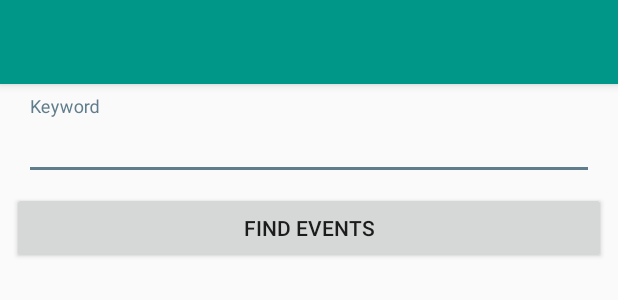
After one commit to michaelneu/helsinki-event-browser, an Android app: the layout activity_search.xml on its own in the app's theme, with its tools: preview values and no code run, on a phone screen of 412 x 824 dp. The commit adds this screen. Shown: the top 300 px of the screen. Run offline under Robolectric (Android 15) with nearby library versions, the phone set to English and light mode, and no system bars; network calls fail.

Commit message:
start implement event search

```diff
--- /dev/null
+++ b/app/src/main/res/layout/activity_search.xml
@@ -0,0 +1,64 @@
+<?xml version="1.0" encoding="utf-8"?>
+<android.support.constraint.ConstraintLayout xmlns:android="http://schemas.android.com/apk/res/android"
+    xmlns:app="http://schemas.android.com/apk/res-auto"
+    xmlns:tools="http://schemas.android.com/tools"
+    android:layout_width="match_parent"
+    android:layout_height="match_parent"
+    tools:context="eu.michaeln.helsinkieventbrowser.SearchActivity">
+
+    <android.support.v7.widget.Toolbar
+        android:id="@+id/toolbar"
+        android:layout_width="0dp"
+        android:layout_height="56dp"
+        android:background="@color/colorPrimary"
+        android:elevation="4dp"
+        android:theme="@style/ThemeOverlay.AppCompat.Dark.ActionBar"
+        app:popupTheme="@style/ThemeOverlay.AppCompat.Light"
+        app:layout_constraintRight_toRightOf="parent"
+        app:layout_constraintLeft_toLeftOf="parent"
+        app:layout_constraintTop_toTopOf="parent" />
+
+    <android.support.design.widget.TextInputLayout
+        android:id="@+id/keyword_wrapper"
+        android:layout_width="0dp"
+        android:layout_height="wrap_content"
+        android:layout_marginTop="8dp"
+        app:layout_constraintTop_toBottomOf="@+id/toolbar"
+        android:layout_marginRight="8dp"
+        app:layout_constraintRight_toRightOf="parent"
+        android:layout_marginLeft="8dp"
+        app:layout_constraintLeft_toLeftOf="parent"
+        android:layout_marginStart="8dp"
+        android:layout_marginEnd="8dp">
+
+        <AutoCompleteTextView
+            android:id="@+id/keyword"
+            android:layout_width="match_parent"
+            android:layout_height="wrap_content"
+            android:layout_marginTop="8dp"
+            app:layout_constraintTop_toBottomOf="@+id/find_button"
+            android:layout_marginRight="8dp"
+            app:layout_constraintRight_toRightOf="parent"
+            android:layout_marginLeft="8dp"
+            app:layout_constraintLeft_toLeftOf="parent"
+            android:layout_marginStart="8dp"
+            android:layout_marginEnd="8dp"
+            android:hint="Keyword"/>
+
+    </android.support.design.widget.TextInputLayout>
+
+    <Button
+        android:id="@+id/find_button"
+        android:layout_width="0dp"
+        android:layout_height="wrap_content"
+        android:layout_marginTop="8dp"
+        app:layout_constraintTop_toBottomOf="@+id/keyword_wrapper"
+        android:layout_marginRight="8dp"
+        app:layout_constraintRight_toRightOf="parent"
+        android:layout_marginLeft="8dp"
+        app:layout_constraintLeft_toLeftOf="parent"
+        android:text="Find events"
+        android:layout_marginStart="8dp"
+        android:layout_marginEnd="8dp" />
+
+</android.support.constraint.ConstraintLayout>
--- a/app/src/main/res/layout/list_item_event.xml
+++ b/app/src/main/res/layout/list_item_event.xml
@@ -9,7 +9,7 @@
         android:scrollHorizontally="true"
         android:ellipsize="end"
         android:maxLines="1"
-        android:textColor="@color/colorPrimaryText"
+        android:textColor="@color/colorPrimaryDark"
         android:textSize="16sp"
         android:layout_width="match_parent"
         android:layout_height="wrap_content"
--- /dev/null
+++ b/app/src/main/res/values/ids.xml
@@ -0,0 +1,5 @@
+<?xml version="1.0" encoding="utf-8"?>
+<resources>
+    <item name="visible" type="id" />
+    <item name="masked" type="id" />
+</resources>
--- a/app/src/main/res/values/strings.xml
+++ b/app/src/main/res/values/strings.xml
@@ -4,4 +4,6 @@
     <string name="splash_app_name">Helsinki\nEvents</string>
     <string name="refresh_events">Refresh events</string>
     <string name="error_network_connection">Network error</string>
+    <string name="search_results">Search results</string>
+    <string name="search">Search</string>
 </resources>
```
Also changed, not shown: app/src/main/AndroidManifest.xml (+5 -2 lines), app/src/main/java/eu/michaeln/helsinkieventbrowser/EventListActivity.java (+30 -0 lines), app/src/main/java/eu/michaeln/helsinkieventbrowser/SearchActivity.java (added, +35 -0 lines).
